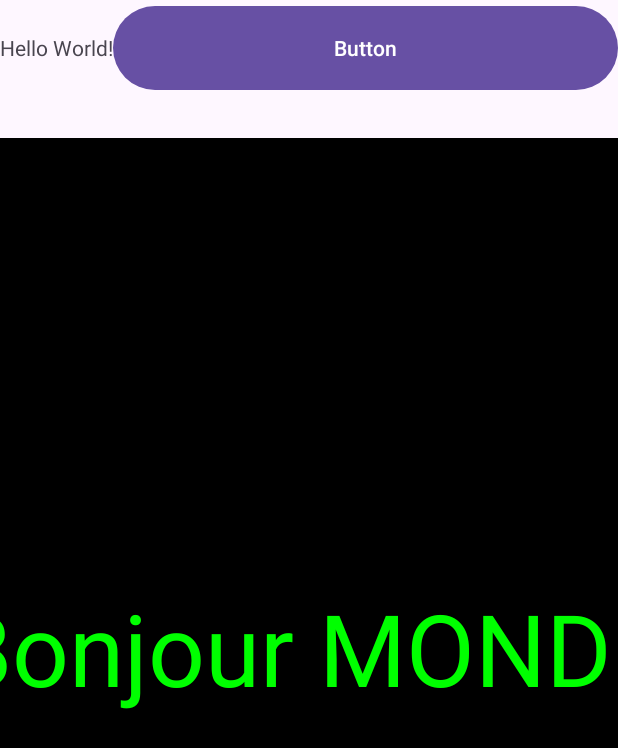
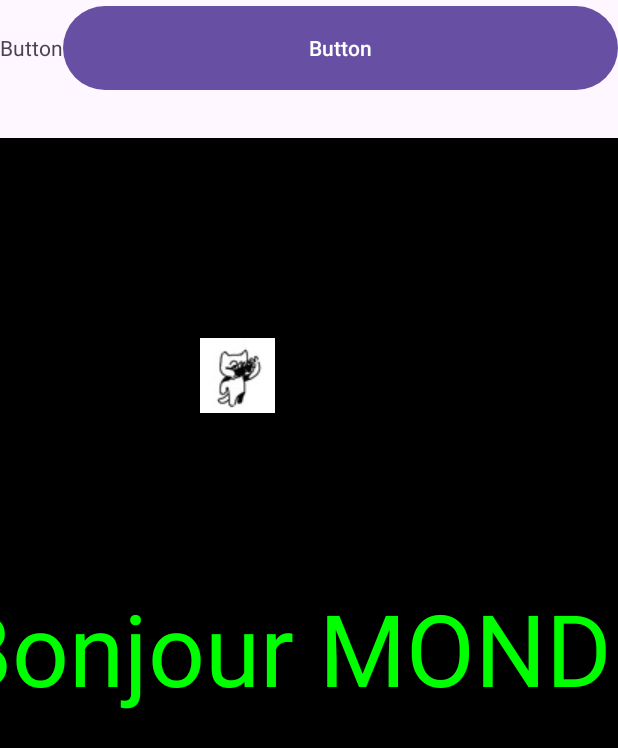
Before and after one commit to rabmarac/TP1_ANDROID_BASES_KRSTESKI, an Android app: the screen it shows after launch (MainActivity), on a phone screen of 412 x 824 dp. Shown: the top 748 px of the screen. Run offline under Robolectric (Android 15) with nearby library versions, the phone set to English and light mode, and no system bars.

Commit message:
Affichage d'une image

```diff
--- a/app/src/main/java/UPsay/decouverteAndroid/MainActivity.java
+++ b/app/src/main/java/UPsay/decouverteAndroid/MainActivity.java
@@ -8,7 +8,6 @@ import androidx.core.graphics.Insets;
 import androidx.core.view.ViewCompat;
 import androidx.core.view.WindowInsetsCompat;
 import android.view.View;
-import android.widget.TextView;
 
 public class MainActivity extends AppCompatActivity {
 
--- a/app/src/main/java/UPsay/decouverteAndroid/ToGraphic.java
+++ b/app/src/main/java/UPsay/decouverteAndroid/ToGraphic.java
@@ -1,6 +1,9 @@
 package UPsay.decouverteAndroid;
 
+import android.annotation.SuppressLint;
 import android.content.Context;
+import android.graphics.Bitmap;
+import android.graphics.BitmapFactory;
 import android.graphics.Canvas;
 import android.graphics.Color;
 import android.graphics.Paint;
@@ -16,21 +19,25 @@ public class ToGraphic extends View {
         super(context, attrs);
     }
     @Override public void onDraw (Canvas canvas) {
-        Paint p = new Paint();
-        /*définir la couleur de l’objet de dessin */
+        @SuppressLint("DrawAllocation") Paint p = new Paint();
+        /* définir la couleur de l’objet de dessin */
         p.setColor(Color.BLACK);
-        /*définir son style en remplissage*/
+        /* définir son style en remplissage */
         p.setStyle(android.graphics.Paint.Style.FILL);
-        /*dessiner un rectangle qui occupe la totalité du View*/
+        /* dessiner un rectangle qui occupe la totalité du View */
         canvas.drawRect(0,0,getWidth(),getHeight(), p);
-        /*définir une autre couleur pour dessiner un texte*/
+        /* définir une autre couleur pour dessiner un texte */
         p.setColor(Color.GREEN);
-        /*définir la taille du texte*/
+        /* définir la taille du texte*/
         p.setTextSize(100);
-        /*définir le centre du texte comme étant son origine*/
+        /* définir le centre du texte comme étant son origine */
         p.setTextAlign(android.graphics.Paint.Align.CENTER);
-        /*dessiner le texte en positionnant son origine au centre du View */
+        /* dessiner le texte en positionnant son origine au centre du View */
         String texte = "Bonjour MONDE";
-        canvas.drawText(texte, getWidth()/2, getHeight()/2, p);
+        canvas.drawText(texte, (float) getWidth() /2, (float) getHeight() /2, p);
+
+        /* On créé le bitmap de l'image associer au jpg et on l'affiche avec drawBitmap */
+        @SuppressLint("DrawAllocation") Bitmap b = BitmapFactory.decodeResource(getResources(), R.drawable.cat);
+        canvas.drawBitmap(b, 200, 200, p);
     }
 }
--- a/app/src/main/res/layout/activity_main.xml
+++ b/app/src/main/res/layout/activity_main.xml
@@ -21,7 +21,7 @@
             android:id="@+id/monTexte"
             android:layout_width="wrap_content"
             android:layout_height="wrap_content"
-            android:text="Hello World!" />
+            android:text="@string/TextView2" />
 
         <Button
             android:id="@+id/button"
--- a/app/src/main/res/values/strings.xml
+++ b/app/src/main/res/values/strings.xml
@@ -2,4 +2,5 @@
     <string name="app_name">TEST</string>
     <string name="TextView">Hello</string>
     <string name="button">Button</string>
+    <string name="TextView2">Button</string>
 </resources>
```
Also changed, not shown: app/src/main/res/drawable/cat.jpg (added).
